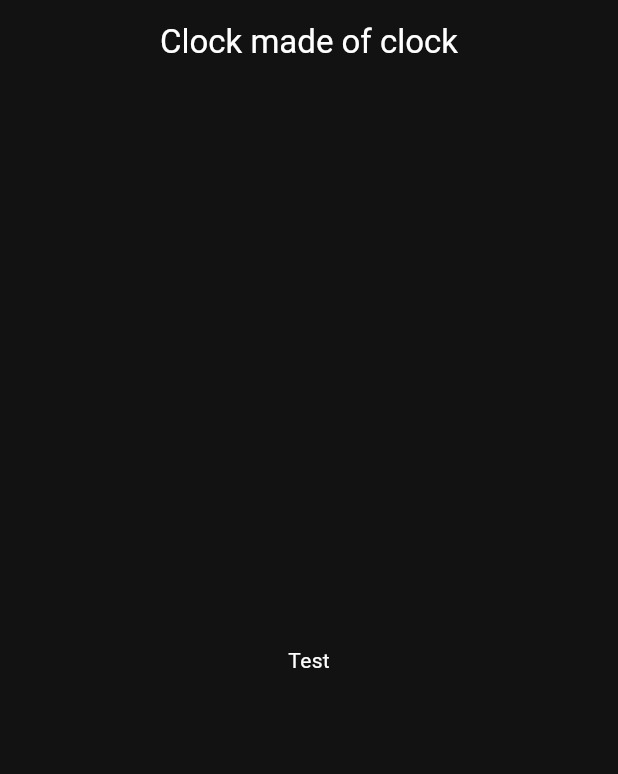
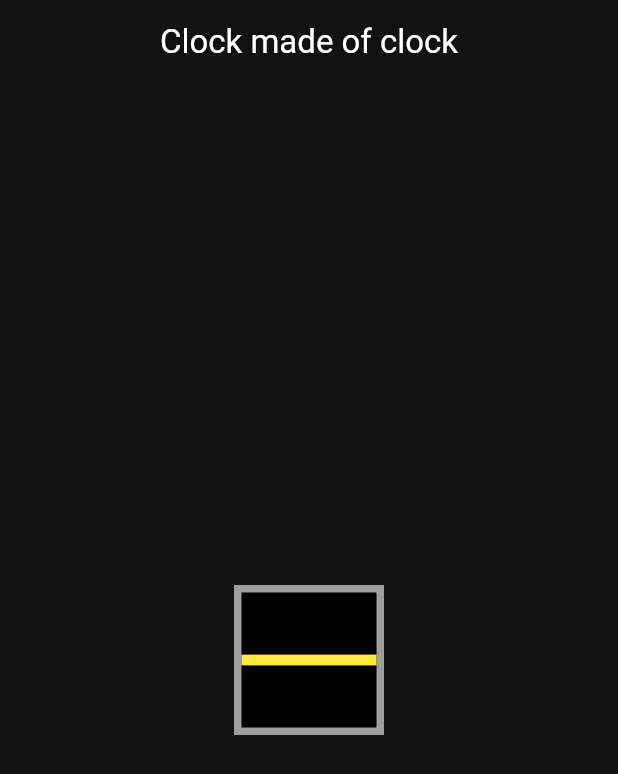
Before and after one commit to Crisxzu/clock-of-clocks-flutter, a Flutter app: the screen it shows after launch, on a phone screen of 412 x 824 dp. Shown: the top 774 px of the screen. Run offline on Flutter 3.47's test engine with Material 3 defaults, Android fonts, the phone set to English and light mode, and no system bars.

Commit message:
feat: add clock component and make them rotated

```diff
--- a/lib/home/home_page.dart
+++ b/lib/home/home_page.dart
@@ -1,3 +1,6 @@
+import 'dart:math';
+
+import 'package:clock_app/home/widgets/clock.dart';
 import 'package:flutter/material.dart';
 
 class HomePage extends StatelessWidget {
@@ -13,7 +16,7 @@ class HomePage extends StatelessWidget {
         centerTitle: true,
       ),
       body: Center(
-        child: Text("Test"),
+        child: Clock(firstNeedleAngle: 0, secondNeedleAngle: pi),
       ),
     );
   }
--- /dev/null
+++ b/lib/home/widgets/clock.dart
@@ -0,0 +1,58 @@
+import 'package:flutter/material.dart';
+
+class Clock extends StatelessWidget {
+  const Clock({
+    super.key,
+    this.firstNeedleAngle = 0,
+    this.secondNeedleAngle = 0
+  });
+
+  final double firstNeedleAngle;
+  final double secondNeedleAngle;
+
+  @override
+  Widget build(BuildContext context) {
+    return Container(
+      height: 100,
+      width: 100,
+      decoration: BoxDecoration(
+          color: Colors.black,
+          border: Border.all(width: 5, color: Colors.grey)
+      ),
+      child: Stack(
+        children: [
+          SizedBox.expand(
+            child: Transform.rotate(
+              angle: firstNeedleAngle,
+              child: FractionallySizedBox(
+                widthFactor: 0.5,
+                heightFactor: 0.08,
+                alignment: FractionalOffset.centerRight,
+                child: DecoratedBox(
+                    decoration: BoxDecoration(
+                        color: Colors.yellow
+                    )
+                ),
+              ),
+            ),
+          ),
+          SizedBox.expand(
+            child: Transform.rotate(
+              angle: secondNeedleAngle,
+              child: FractionallySizedBox(
+                widthFactor: 0.5,
+                heightFactor: 0.08,
+                alignment: FractionalOffset.centerRight,
+                child: DecoratedBox(
+                    decoration: BoxDecoration(
+                        color: Colors.yellow
+                    )
+                ),
+              ),
+            ),
+          ),
+        ],
+      ),
+    );
+  }
+}
```
